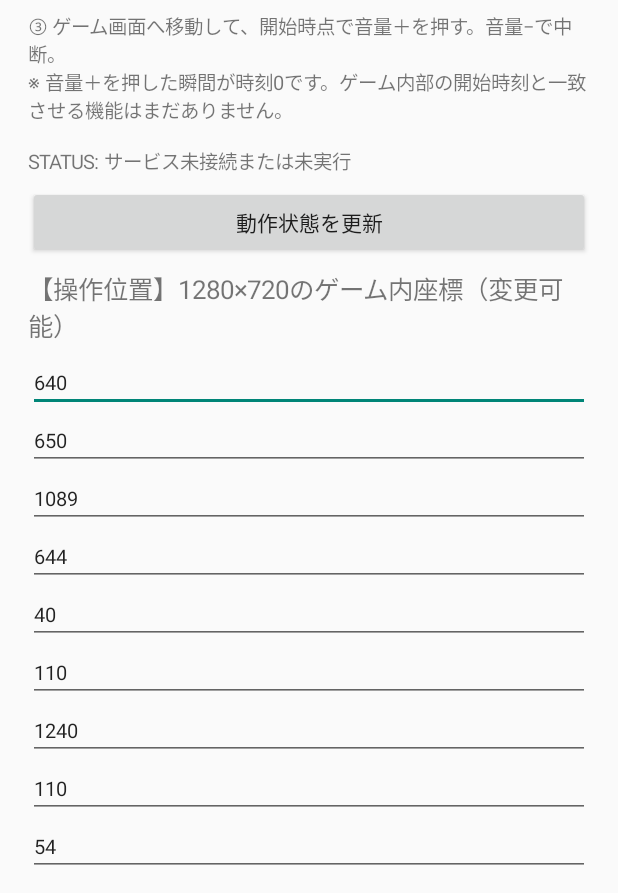
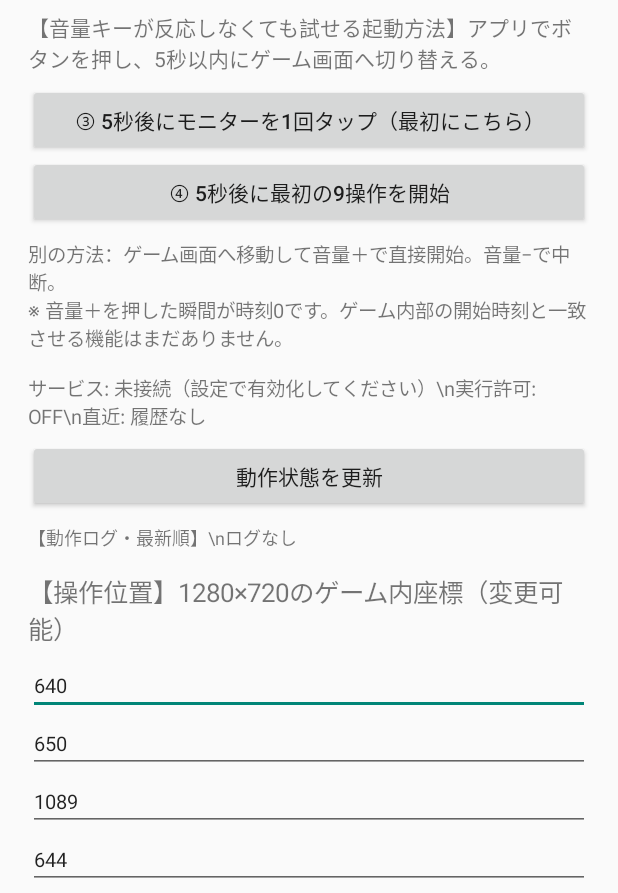
Before and after one commit to tara-sooo/FNaF, an Android app: the screen it shows after launch (MainActivity), on a phone screen of 412 x 824 dp, the part 343-1236 px from its top. Run offline under Robolectric (Android 15) with nearby library versions, the light colour scheme and no system bars.

Commit message:
Add delayed fallback launch buttons, service connection status and trace log to first-wave UI

```diff
--- a/app/src/main/java/dev/sovereign/fnaf/MainActivity.java
+++ b/app/src/main/java/dev/sovereign/fnaf/MainActivity.java
@@ -21,6 +21,7 @@ public final class MainActivity extends Activity {
     private final Map<String,EditText> fields=new LinkedHashMap<>();
     private SharedPreferences prefs;
     private TextView status;
+    private TextView history;
     private CheckBox armed;
 
     @Override public void onCreate(Bundle state) {
@@ -47,11 +48,17 @@ public final class MainActivity extends Activity {
         armed.setChecked(prefs.getBoolean("ARMED",false));
         armed.setOnCheckedChangeListener((b,checked)->prefs.edit().putBoolean("ARMED",checked).apply());
         content.addView(armed);
-        addText(content,"③ ゲーム画面へ移動して、開始時点で音量＋を押す。音量−で中断。\n"
+        addText(content,"【音量キーが反応しなくても試せる起動方法】アプリでボタンを押し、5秒以内にゲーム画面へ切り替える。",14);
+        Button testTap=button(content,"③ 5秒後にモニターを1回タップ（最初にこちら）");
+        testTap.setOnClickListener(v->startDelayed(true));
+        Button testWave=button(content,"④ 5秒後に最初の9操作を開始");
+        testWave.setOnClickListener(v->startDelayed(false));
+        addText(content,"別の方法：ゲーム画面へ移動して音量＋で直接開始。音量−で中断。\n"
                 +"※ 音量＋を押した瞬間が時刻0です。ゲーム内部の開始時刻と一致させる機能はまだありません。",13);
         status=addText(content,"",13);
         Button refresh=button(content,"動作状態を更新");
         refresh.setOnClickListener(v->refreshStatus());
+        history=addText(content,"",12);
         addText(content,"【操作位置】1280×720のゲーム内座標（変更可能）",17);
         for (int i=0;i<TouchConfig.NAMES.length;i++) {
             String n=TouchConfig.NAMES[i];
@@ -98,7 +105,29 @@ public final class MainActivity extends Activity {
         }
         editor.apply();status.setText("設定を保存しました");
     }
+    private void startDelayed(boolean singleTap) {
+        SovereignService svc=SovereignService.connected();
+        if(svc==null) {
+            status.setText("サービス未接続：Android設定でSovereign First Waveのアクセシビリティを有効にしてください。");
+            return;
+        }
+        if(!prefs.getBoolean("ARMED",false)) {
+            status.setText("実行許可がOFF：上のチェックをONにしてください。");
+            return;
+        }
+        svc.scheduleDelayed(singleTap,5000);
+        refreshStatus();
+    }
+    @Override protected void onResume() {
+        super.onResume();
+        if(status!=null) refreshStatus();
+    }
     private void refreshStatus() {
-        status.setText("STATUS: "+prefs.getString("STATUS","サービス未接続または未実行"));
+        boolean connected=SovereignService.connected()!=null;
+        status.setText("サービス: "+(connected?"接続済み":"未接続（設定で有効化してください）")+
+                "\\n実行許可: "+(prefs.getBoolean("ARMED",false)?"ON":"OFF")+
+                "\\n直近: "+prefs.getString("STATUS","履歴なし"));
+        if(history!=null)history.setText("【動作ログ・最新順】\\n"+
+                prefs.getString("HISTORY","ログなし"));
     }
 }
```
